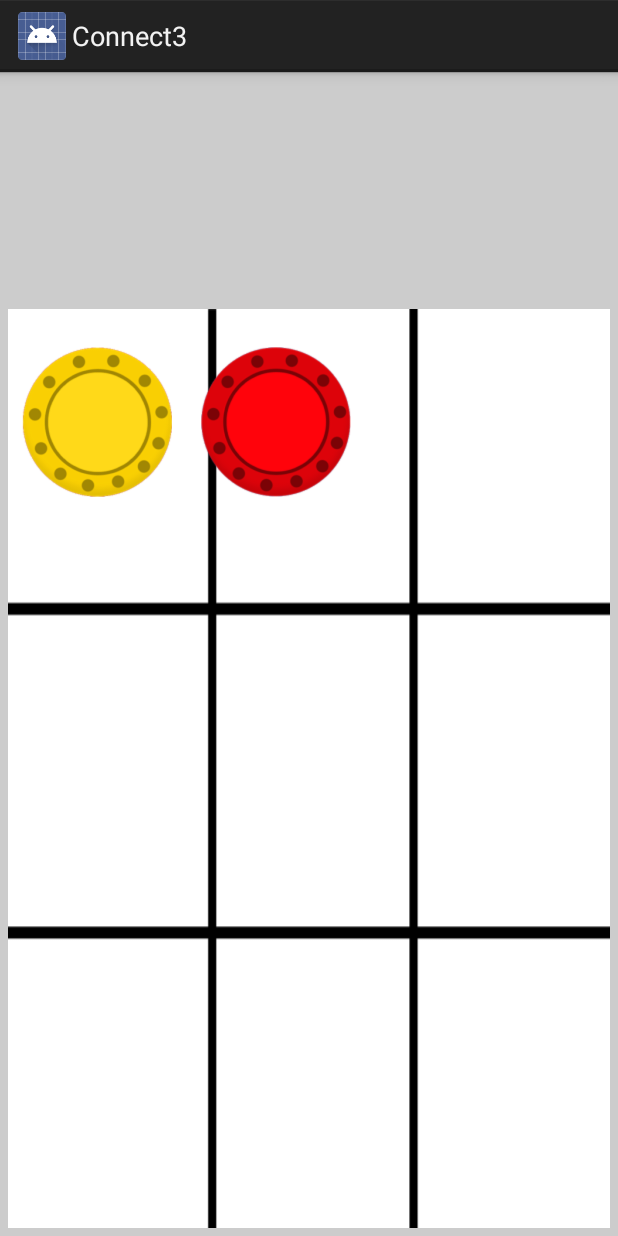
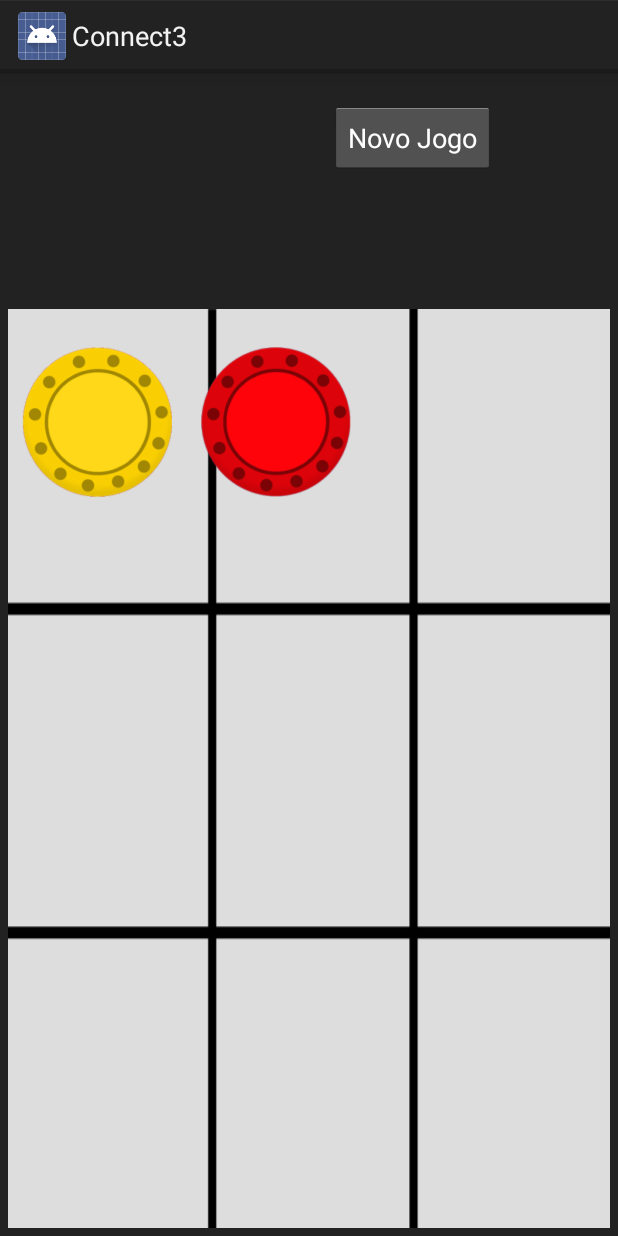
Before and after one commit to nunorpj/Connect3, an Android app: the screen it shows after launch (MainActivity), after a tap on an icon or button, on a phone screen of 412 x 824 dp. Run offline under Robolectric (Android 15) with nearby library versions, the phone set to English and light mode, and no system bars; 1 other tap on this screen came first.

```diff
--- a/app/src/main/java/pt/isec/a21240649/connect3/MainActivity.java
+++ b/app/src/main/java/pt/isec/a21240649/connect3/MainActivity.java
@@ -1,11 +1,20 @@
 package pt.isec.a21240649.connect3;
 
+import android.animation.Animator;
+import android.animation.AnimatorSet;
+import android.animation.ObjectAnimator;
 import android.app.Activity;
 import android.media.Image;
 import android.os.Bundle;
 import android.util.Log;
 import android.view.View;
+import android.view.animation.Animation;
+import android.view.animation.AnimationSet;
+import android.view.animation.RotateAnimation;
+import android.view.animation.TranslateAnimation;
 import android.widget.ImageView;
+
+import java.math.RoundingMode;
 
 public class MainActivity extends Activity {
 
@@ -18,10 +27,16 @@ public class MainActivity extends Activity {
     int[][] winningPositions={  {0,1,2},{3,4,5},{6,7,8}, // horizontal
                                 {0,3,6},{1,2,7},{2,5,8}, // vertical
                                 {0,4,8},{2,4,6}};        // diagnal
+
+    boolean gameEnd = false;
+    ImageView player;
+
     @Override
     protected void onCreate(Bundle savedInstanceState) {
         super.onCreate(savedInstanceState);
         setContentView(R.layout.activity_main);
+
+        player = (ImageView) findViewById(R.id.player);
     }
 
 
@@ -36,7 +51,7 @@ public class MainActivity extends Activity {
         int tappedCounter = Integer.parseInt(counter.getTag().toString());
 
 
-        if (gameState[tappedCounter]==2) {
+        if (gameState[tappedCounter]==2 && gameEnd==false) {
             counter.setTranslationY(-1000f);
             gameState[tappedCounter]=activePlayer;
 
@@ -55,11 +70,77 @@ public class MainActivity extends Activity {
                         gameState[winningPosition[1]] == gameState[winningPosition[2]] &&
                                 gameState[winningPosition[2]] != 2){
 
-                    Log.i("game","-> "+gameState[winningPosition[0]]);
+                    gameEnd=true;
                 }
 
             }
+
+
+
+            AnimationSet animation = new AnimationSet(false);
+
+
+            Animation Rollout = new TranslateAnimation(Animation.RELATIVE_TO_SELF, 0.0f,
+                    Animation.RELATIVE_TO_SELF, -1.5f, Animation.RELATIVE_TO_SELF,
+                   0.0f, Animation.RELATIVE_TO_SELF, 0.0f);
+
+
+            Rollout.setDuration(300);
+
+
+            Rollout.setAnimationListener(new Animation.AnimationListener() {
+                @Override
+                public void onAnimationStart(Animation animation) {
+
+                }
+
+                @Override
+                public void onAnimationEnd(Animation animation) {
+
+
+                    if(activePlayer==0){
+                        player.setImageResource(R.drawable.yellow);
+
+                    }else{
+                        player.setImageResource(R.drawable.red);
+
+                    }
+
+                    Animation RollIn = new TranslateAnimation(Animation.RELATIVE_TO_SELF, -1.5f,
+                            Animation.RELATIVE_TO_SELF, 0.0f, Animation.RELATIVE_TO_SELF,
+                            0.0f, Animation.RELATIVE_TO_SELF, 0.0f);
+                    RollIn.setDuration(300);
+
+
+                    player.startAnimation(RollIn);
+                }
+
+                @Override
+                public void onAnimationRepeat(Animation animation) {
+
+                }
+            });
+
+
+
+            Rollout.setDuration(300);
+
+            animation.addAnimation(Rollout);
+            player.startAnimation(animation);
+
+
+
+
+
+
+
+
+
+
+
+
         }
+
 
     }
 }
--- a/app/src/main/res/layout/activity_main.xml
+++ b/app/src/main/res/layout/activity_main.xml
@@ -4,26 +4,42 @@
     xmlns:tools="http://schemas.android.com/tools"
     android:layout_width="match_parent"
     android:layout_height="match_parent"
-    tools:context="pt.isec.a21240649.connect3.MainActivity"
+    android:background="#222222"
     android:orientation="vertical"
-    android:background="#cccccc"
-    >
+    tools:context="pt.isec.a21240649.connect3.MainActivity">
 
     <LinearLayout
         android:layout_width="match_parent"
         android:layout_height="0dp"
         android:layout_weight="0.2"
+        android:orientation="horizontal"
 
         >
+
+        <ImageView
+            android:id="@+id/player"
+            android:layout_width="100dp"
+            android:layout_height="100dp"
+            android:layout_margin="10dp"
+            android:src="@drawable/yellow" />
+
+
+        <Button
+            android:layout_width="wrap_content"
+            android:layout_height="wrap_content"
+            android:layout_marginLeft="100dp"
+            android:layout_marginTop="20dp"
+            android:text="Novo Jogo"
+            android:textColor="#ffffff" />
 
     </LinearLayout>
 
     <LinearLayout
         android:layout_width="match_parent"
         android:layout_height="0dp"
+        android:layout_margin="5dp"
         android:layout_weight="0.8"
-        android:layout_margin="5dp"
-        android:background="#ffffff">
+        android:background="#dddddd">
 
         <GridLayout
             android:layout_width="match_parent"
@@ -43,7 +59,7 @@
                 android:layout_marginTop="25dp"
                 android:layout_row="0"
                 android:onClick="dropIn"
-                android:tag="0"/>
+                android:tag="0" />
 
             <ImageView
                 android:id="@+id/imageView2"
@@ -55,7 +71,7 @@
                 android:layout_marginTop="25dp"
                 android:layout_row="0"
                 android:onClick="dropIn"
-                android:tag="1"/>
+                android:tag="1" />
 
             <ImageView
                 android:id="@+id/imageView3"
@@ -67,7 +83,7 @@
                 android:layout_marginTop="25dp"
                 android:layout_row="0"
                 android:onClick="dropIn"
-                android:tag="2"/>
+                android:tag="2" />
 
             <ImageView
                 android:id="@+id/imageView4"
@@ -79,7 +95,7 @@
                 android:layout_marginTop="26dp"
                 android:layout_row="1"
                 android:onClick="dropIn"
-                android:tag="3"/>
+                android:tag="3" />
 
             <ImageView
                 android:id="@+id/imageView5"
@@ -91,7 +107,7 @@
                 android:layout_marginTop="26dp"
                 android:layout_row="1"
                 android:onClick="dropIn"
-                android:tag="4"/>
+                android:tag="4" />
 
             <ImageView
                 android:id="@+id/imageView6"
@@ -103,7 +119,7 @@
                 android:layout_marginTop="26dp"
                 android:layout_row="1"
                 android:onClick="dropIn"
-                android:tag="5"/>
+                android:tag="5" />
 
             <ImageView
                 android:id="@+id/imageView7"
@@ -114,7 +130,7 @@
                 android:layout_marginTop="20dp"
                 android:layout_row="2"
                 android:onClick="dropIn"
-                android:tag="6"/>
+                android:tag="6" />
 
             <ImageView
                 android:id="@+id/imageView8"
@@ -125,24 +141,23 @@
                 android:layout_marginTop="20dp"
                 android:layout_row="2"
                 android:onClick="dropIn"
-                android:tag="7"/>
+                android:tag="7" />
 
             <ImageView
-                android:id="@+id/imageView9"
+                android:id="@+id/imageView11"
                 android:layout_width="100dp"
                 android:layout_height="100dp"
                 android:layout_column="2"
+                android:layout_marginBottom="30dp"
                 android:layout_marginLeft="16dp"
                 android:layout_marginTop="20dp"
                 android:layout_row="2"
                 android:onClick="dropIn"
-                android:tag="8"/>
+                android:tag="8" />
+
         </GridLayout>
 
-</LinearLayout>
-
-
-
+    </LinearLayout>
 
 
 </LinearLayout>
```
